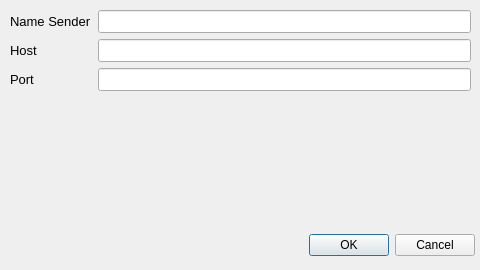
The window that UI/add_sender.ui (awaleilmo/receiver_nmea) describes before a commit, drawn with Qt 5.
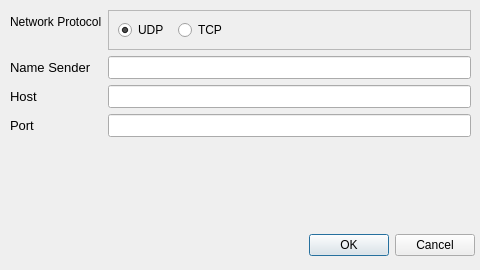
The same window after the commit.

What changed in the file:
```diff
--- a/UI/add_sender.ui
+++ b/UI/add_sender.ui
@@ -63,7 +63,7 @@
     <property name="rightMargin">
      <number>10</number>
     </property>
-    <item row="0" column="0">
+    <item row="1" column="0">
      <widget class="QLabel" name="labelName">
       <property name="font">
        <font>
@@ -75,7 +75,7 @@
       </property>
      </widget>
     </item>
-    <item row="0" column="1">
+    <item row="1" column="1">
      <widget class="QLineEdit" name="lineName">
       <property name="font">
        <font>
@@ -84,7 +84,7 @@
       </property>
      </widget>
     </item>
-    <item row="1" column="0">
+    <item row="2" column="0">
      <widget class="QLabel" name="labelAddress">
       <property name="font">
        <font>
@@ -96,7 +96,7 @@
       </property>
      </widget>
     </item>
-    <item row="1" column="1">
+    <item row="2" column="1">
      <widget class="QLineEdit" name="lineAddress">
       <property name="font">
        <font>
@@ -105,7 +105,7 @@
       </property>
      </widget>
     </item>
-    <item row="2" column="0">
+    <item row="3" column="0">
      <widget class="QLabel" name="labelPort">
       <property name="font">
        <font>
@@ -117,7 +117,7 @@
       </property>
      </widget>
     </item>
-    <item row="2" column="1">
+    <item row="3" column="1">
      <widget class="QLineEdit" name="linePort">
       <property name="font">
        <font>
@@ -126,6 +126,61 @@
       </property>
      </widget>
     </item>
+    <item row="0" column="0">
+     <widget class="QLabel" name="labelNetwork">
+      <property name="text">
+       <string>Network Protocol</string>
+      </property>
+     </widget>
+    </item>
+    <item row="0" column="1">
+     <widget class="QFrame" name="frameNetwork">
+      <property name="minimumSize">
+       <size>
+        <width>0</width>
+        <height>40</height>
+       </size>
+      </property>
+      <property name="frameShape">
+       <enum>QFrame::Shape::StyledPanel</enum>
+      </property>
+      <property name="frameShadow">
+       <enum>QFrame::Shadow::Raised</enum>
+      </property>
+      <widget class="QRadioButton" name="radioTcp">
+       <property name="geometry">
+        <rect>
+         <x>70</x>
+         <y>10</y>
+         <width>51</width>
+         <height>20</height>
+        </rect>
+       </property>
+       <property name="text">
+        <string>TCP</string>
+       </property>
+       <property name="checked">
+        <bool>false</bool>
+       </property>
+      </widget>
+      <widget class="QRadioButton" name="radioUdp">
+       <property name="geometry">
+        <rect>
+         <x>10</x>
+         <y>10</y>
+         <width>51</width>
+         <height>20</height>
+        </rect>
+       </property>
+       <property name="text">
+        <string>UDP</string>
+       </property>
+       <property name="checked">
+        <bool>true</bool>
+       </property>
+      </widget>
+     </widget>
+    </item>
    </layout>
   </widget>
  </widget>
```
